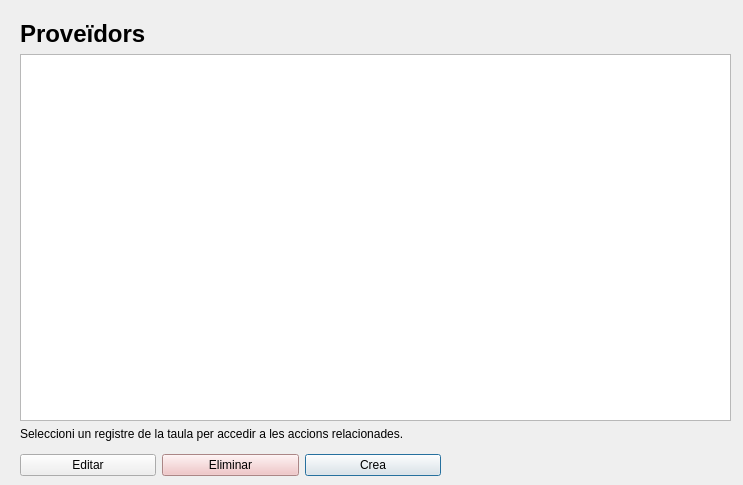
Before: the Qt Designer form src/ui/vendors.ui in lockedofh/GestionS, drawn with Qt 5.
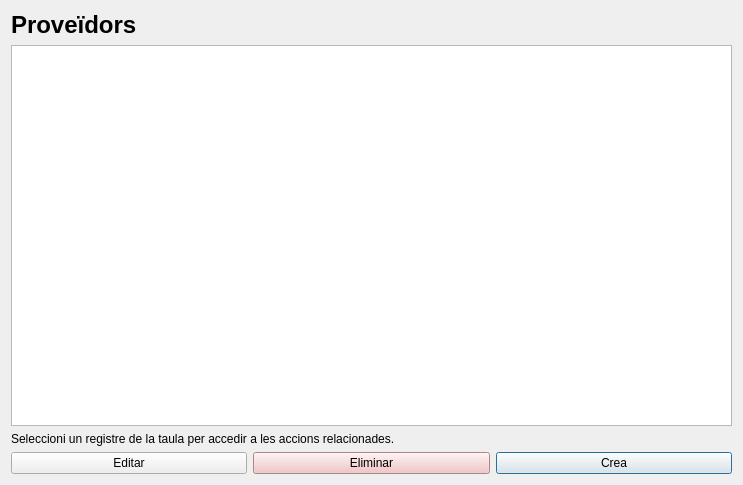
After: the same form once the commit is applied.

What changed in the file:
```diff
--- a/src/ui/vendors.ui
+++ b/src/ui/vendors.ui
@@ -13,15 +13,8 @@
   <property name="windowTitle">
    <string>Form</string>
   </property>
-  <widget class="QWidget" name="verticalLayoutWidget">
-   <property name="geometry">
-    <rect>
-     <x>20</x>
-     <y>20</y>
-     <width>711</width>
-     <height>421</height>
-    </rect>
-   </property>
+  <layout class="QVBoxLayout" name="verticalLayout_2">
+   <item>
    <layout class="QVBoxLayout" name="verticalLayout">
     <item>
      <widget class="QLabel" name="labelTitle">
@@ -51,16 +44,8 @@
      </widget>
     </item>
    </layout>
-  </widget>
-  <widget class="QWidget" name="horizontalLayoutWidget">
-   <property name="geometry">
-    <rect>
-     <x>20</x>
-     <y>450</y>
-     <width>421</width>
-     <height>31</height>
-    </rect>
-   </property>
+   </item>
+   <item>
    <layout class="QHBoxLayout" name="horizontalLayout">
     <item>
      <widget class="QPushButton" name="buttonEdit">
@@ -556,7 +541,8 @@
      </widget>
     </item>
    </layout>
-  </widget>
+   </item>
+  </layout>
  </widget>
  <resources/>
  <connections/>
```
Left out of the diff: 6 changed lines with no effect on the pictures. Lines whose indentation alone changed are shown as unchanged.
